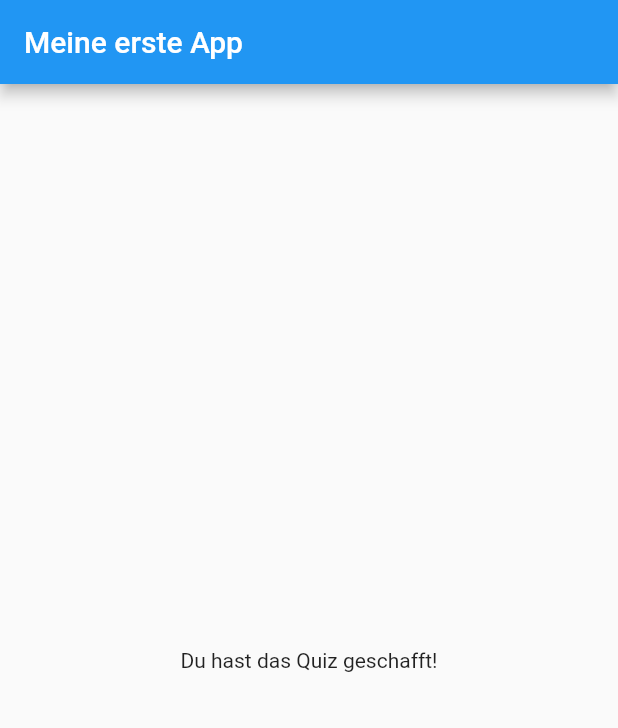
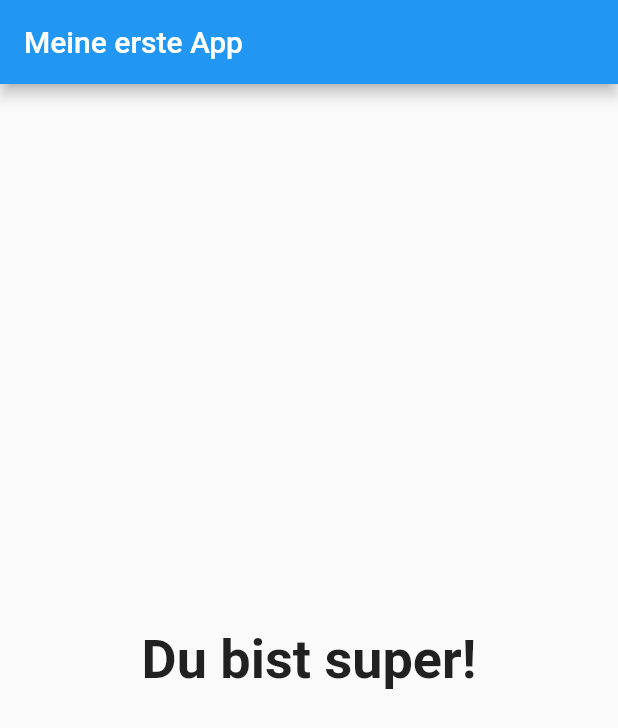
Before and after one commit to MrRobot420/flutter_quiz, a Flutter app: the screen it shows after launch, after a tap on "Rot", after a tap on "Katze", after a tap on "Hubert", on a phone screen of 412 x 824 dp. Shown: the top 728 px of the screen. Run offline on Flutter 3.47's test engine with Material 2 defaults, Android fonts, the phone set to English and light mode, and no system bars.

Commit message:
added score to the quiz | added different results for each score

```diff
--- a/lib/answer.dart
+++ b/lib/answer.dart
@@ -1,7 +1,6 @@
 import 'package:flutter/material.dart';
 
 class Answer extends StatelessWidget {
-
   final String buttonText;
   final Function selectHandler;
 
--- a/lib/main.dart
+++ b/lib/main.dart
@@ -13,8 +13,11 @@ class MyApp extends StatefulWidget {
 
 class _MyAppState extends State<MyApp> {
   var _questionIndex = 0;
+  var _totalScore = 0;
 
-  void _answerQuestion() {
+  void _answerQuestion(int score) {
+    _totalScore = _totalScore + score;
+
     if (_questionIndex < _questions.length) {
       setState(() {
         _questionIndex++;
@@ -26,15 +29,30 @@ class _MyAppState extends State<MyApp> {
   final _questions = const [
     {
       'questionText': 'Was ist deine Lieblingsfarbe?',
-      'answers': ['Rot', 'Gelb', 'Blau', 'Grün']
+      'answers': [
+        {'text': 'Rot', 'score': 2},
+        {'text': 'Gelb', 'score': 3},
+        {'text': 'Blau', 'score': 5},
+        {'text': 'Grün', 'score': 10}
+      ]
     },
     {
       'questionText': 'Was ist dein Lieblingstier?',
-      'answers': ['Hund', 'Katze', 'Maus', 'Adler']
+      'answers': [
+        {'text': 'Hund', 'score': 10},
+        {'text': 'Katze', 'score': 1},
+        {'text': 'Maus', 'score': 5},
+        {'text': 'Adler', 'score': 15}
+      ]
     },
     {
       'questionText': 'Wer ist dein Lieblingsdozent?',
-      'answers': ['Denis', 'Max', 'Hubert', 'Alex']
+      'answers': [
+        {'text': 'Denis', 'score': 4},
+        {'text': 'Max', 'score': 10},
+        {'text': 'Hubert', 'score': 2},
+        {'text': 'alex', 'score': 8}
+      ]
     }
   ];
 
@@ -51,7 +69,7 @@ class _MyAppState extends State<MyApp> {
                 questionIndex: _questionIndex,
                 answerQuestion: _answerQuestion,
               )
-            : Result(),
+            : Result(_totalScore),
       ),
     );
   }
--- a/lib/quiz.dart
+++ b/lib/quiz.dart
@@ -1,6 +1,6 @@
 import 'package:flutter/material.dart';
-import 'package:quiz_guide/question.dart';
-import 'answer.dart';
+import './question.dart';
+import './answer.dart';
 
 class Quiz extends StatelessWidget {
   final List<Map<String, Object>> questions;
@@ -15,16 +15,14 @@ class Quiz extends StatelessWidget {
 
   @override
   Widget build(BuildContext context) {
-    return Container(
-      child: Column(
+    return Column(
         children: <Widget>[
           Question(questions[questionIndex]['questionText']),
-          ...(questions[questionIndex]['answers'] as List<String>)
+          ...(questions[questionIndex]['answers'] as List<Map<String, Object>>)
               .map((answer) {
-            return Answer(answer, answerQuestion);
+            return Answer(answer['text'], () => answerQuestion(answer['score']));
           }).toList(),
         ],
-      ),
     );
   }
 }
--- a/lib/result.dart
+++ b/lib/result.dart
@@ -1,10 +1,31 @@
 import 'package:flutter/material.dart';
 
 class Result extends StatelessWidget {
+  final int resultScore;
+
+  Result(this.resultScore);
+
+  String get resultPhrase {
+    String resultText;
+    if (resultScore <= 8) {
+      resultText = 'Du bist super!';
+    } else if (resultScore <= 12) {
+      resultText = 'Du bist gut!';
+    } else if (resultScore <= 16) {
+      resultText = 'Du bist okay!';
+    } else {
+      resultText = 'Du bist nicht so gut!';
+    }
+    return resultText;
+  }
+
   @override
   Widget build(BuildContext context) {
     return Center(
-      child: Text('Du hast das Quiz geschafft!'),
+      child: Text(
+        resultPhrase,
+        style: TextStyle(fontSize: 36, fontWeight: FontWeight.bold),
+      ),
     );
   }
 }
```
Also changed, not shown: pubspec.lock, 2 other files.
